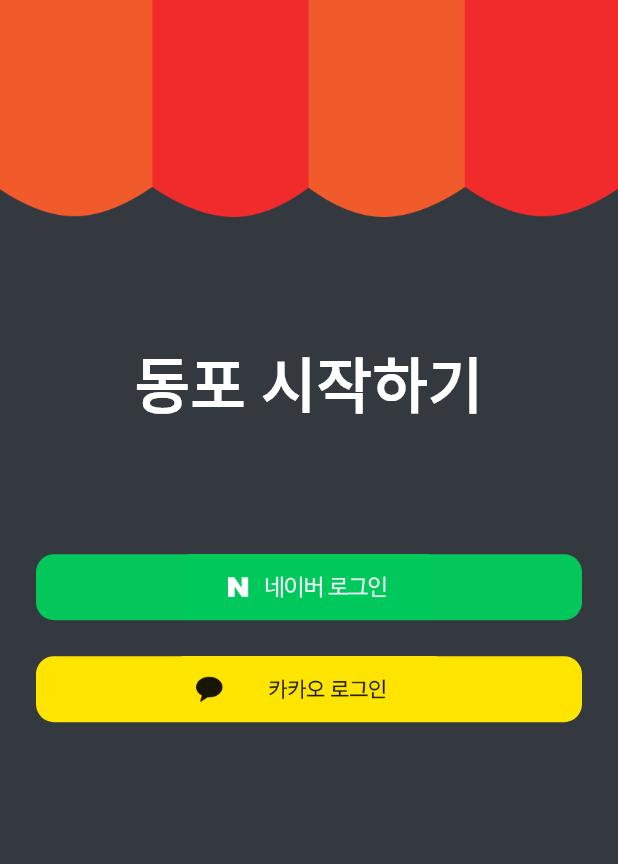
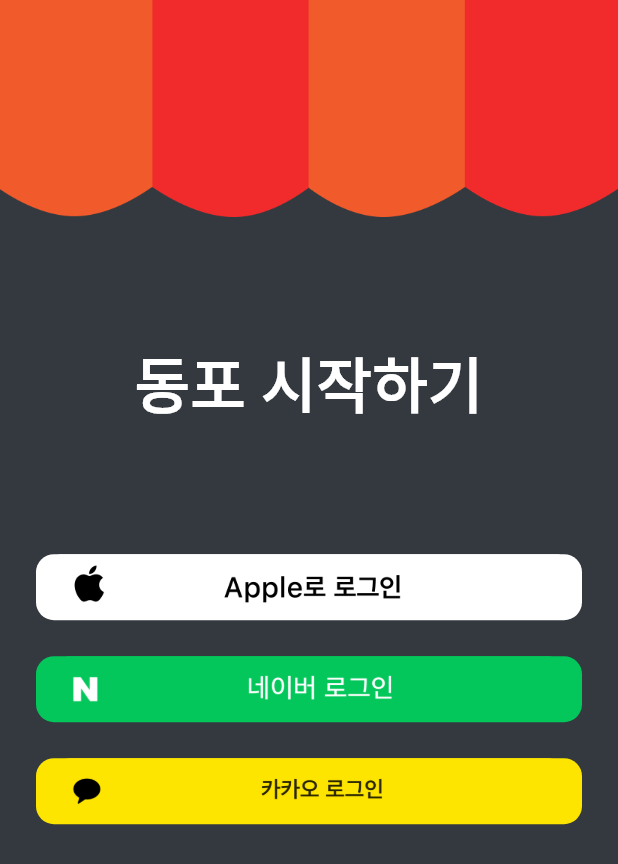
Before and after one commit to Dongpo-App/Dongpo-FE, a Flutter app: the screen it shows after launch, on a phone screen of 412 x 824 dp. Shown: the top 864 px of the screen. Run offline on Flutter 3.47's test engine with Material 3 defaults, Android fonts, the phone set to English and light mode, and no system bars; our stand-ins replace dio, flutter_datetime_picker_plus, flutter_native_splash, flutter_rating_bar, flutter_secure_storage, geocoding and 4 more; missing offline and left inert: flutter_naver_login, flutter_naver_map, kakao_flutter_sdk_user; Roboto replaces fonts that are missing (Chosun).

Commit message:
애플 로그인 뷰페이지

```diff
--- a/lib/screens/login/login.dart
+++ b/lib/screens/login/login.dart
@@ -67,6 +67,31 @@ class _LoginPageState extends State<LoginPage> {
             SizedBox(
               height: MediaQuery.of(context).size.height * 0.1,
             ),
+            // 소셜 로그인 - 애플
+            Padding(
+              padding: const EdgeInsets.symmetric(horizontal: 24),
+              child: InkWell(
+                onTap: () async {
+                  // 애플 로그인을 터치했을 때 로직(로그인 -> secureStorage에 토큰, 플랫폼 저장 -> 네비게이션 페이지로 이동)
+                },
+                child: Container(
+                  height: 44,
+                  width: double.infinity,
+                  decoration: BoxDecoration(
+                    color: const Color(0xFFFFFFFF),
+                    borderRadius: BorderRadius.circular(12.0),
+                  ),
+                  child: ClipRRect(
+                    borderRadius: BorderRadius.circular(12.0), // 이미지가 컨테이너 경계를 넘지 않도록 둥근 모서리 설정
+                    child: Image.asset(
+                      'assets/images/login_apple.png',
+                      fit: BoxFit.contain, // 이미지가 컨테이너에 맞게 조정되도록 설정
+                    ),
+                  ),
+                ),
+              ),
+            ),
+            const SizedBox(height: 24),
             // 소셜 로그인 - 네이버
             Padding(
               padding: const EdgeInsets.symmetric(horizontal: 24),
@@ -98,8 +123,12 @@ class _LoginPageState extends State<LoginPage> {
                     color: const Color(0xFF03C75A),
                     borderRadius: BorderRadius.circular(12.0),
                   ),
-                  child: Image.asset(
-                    'assets/images/login_naver.png',
+                  child: ClipRRect(
+                    borderRadius: BorderRadius.circular(12.0), // 이미지가 컨테이너 경계를 넘지 않도록 둥근 모서리 설정
+                    child: Image.asset(
+                      'assets/images/login_naver.png',
+                      fit: BoxFit.contain, // 이미지가 컨테이너에 맞게 조정되도록 설정
+                    ),
                   ),
                 ),
               ),
@@ -137,8 +166,12 @@ class _LoginPageState extends State<LoginPage> {
                     color: const Color(0xFFFEE500),
                     borderRadius: BorderRadius.circular(12.0),
                   ),
-                  child: Image.asset(
-                    'assets/images/login_kakao.png',
+                  child: ClipRRect(
+                    borderRadius: BorderRadius.circular(12.0), // 이미지가 컨테이너 경계를 넘지 않도록 둥근 모서리 설정
+                    child: Image.asset(
+                      'assets/images/login_kakao.png',
+                      fit: BoxFit.contain, // 이미지가 컨테이너에 맞게 조정되도록 설정
+                    ),
                   ),
                 ),
               ),
```
Also changed, not shown: assets/images/login_apple.png (added), assets/images/login_kakao.png, assets/images/login_naver.png.
